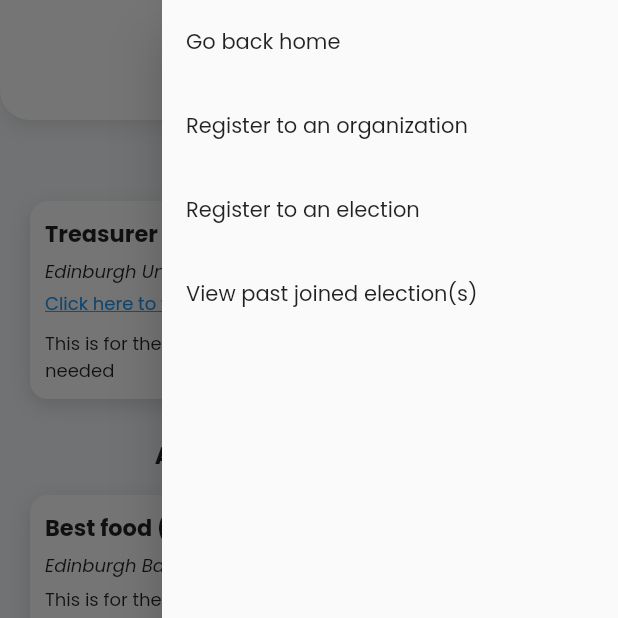
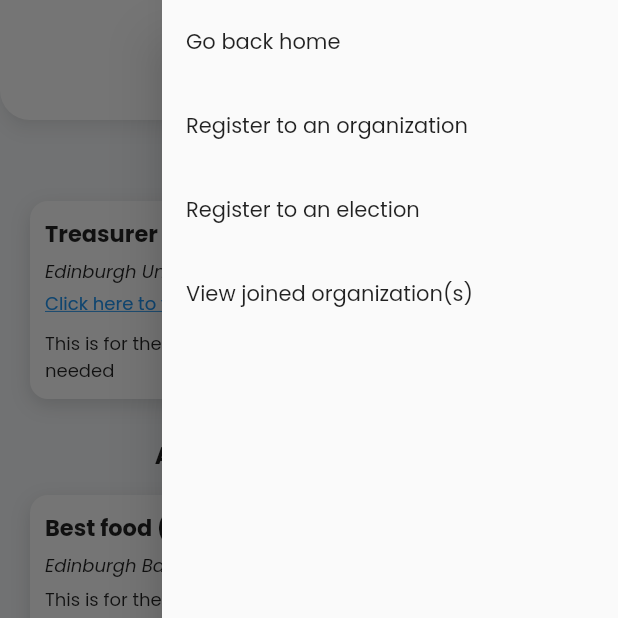
Before and after one commit to HafizuddinSharif/ecclesia_ui, a Flutter app: the screen it shows after launch, with the side drawer open, on a phone screen of 412 x 824 dp, the top half of it. Run offline on Flutter 3.47's test engine with Material 2 defaults, Android fonts, the phone set to English and light mode, and no system bars; our stand-ins replace bloc, equatable, fl_chart, flutter_bloc, go_router, image_picker.

Commit message:
Add joined organization list page

```diff
--- a/lib/client/config/app_router.dart
+++ b/lib/client/config/app_router.dart
@@ -1,6 +1,7 @@
 import 'package:ecclesia_ui/client/screens/choice_info.dart';
 import 'package:ecclesia_ui/client/screens/home.dart';
 import 'package:ecclesia_ui/client/screens/election_dashboard.dart';
+import 'package:ecclesia_ui/client/screens/joined_organization_list.dart';
 import 'package:ecclesia_ui/client/screens/past_elections.dart';
 import 'package:ecclesia_ui/client/screens/register_camera.dart';
 import 'package:ecclesia_ui/client/screens/register_confirmation.dart';
@@ -17,6 +18,7 @@ import 'package:go_router/go_router.dart';
 
 GoRouter appRouter = GoRouter(
   routes: <GoRoute>[
+    // Home
     GoRoute(
       path: '/',
       builder: (context, state) => BlocProvider.value(
@@ -71,6 +73,7 @@ GoRouter appRouter = GoRouter(
                 return Result(id: state.params['electionId']!, userId: state.params['userId']!);
               },
             ),
+            // Choice info
             GoRoute(
                 path: 'info/:choiceId',
                 builder: (BuildContext context, GoRouterState state) {
@@ -138,6 +141,21 @@ GoRouter appRouter = GoRouter(
             ),
           ],
         ),
+        // View joined organizations
+        GoRoute(
+          path: 'joined-organization',
+          builder: (BuildContext context, GoRouterState state) {
+            return const JoinedOrganizationList();
+          },
+          routes: [
+            GoRoute(
+              path: 'view/:organizationId',
+              builder: (BuildContext context, GoRouterState state) {
+                return const JoinedOrganizationList();
+              },
+            ),
+          ],
+        ),
       ],
     ),
   ],
--- a/lib/client/widgets/custom_drawer.dart
+++ b/lib/client/widgets/custom_drawer.dart
@@ -31,12 +31,19 @@ class CustomDrawer extends StatelessWidget {
             },
           ),
           ListTile(
-            title: const Text('View past joined election(s)'),
+            title: const Text('View joined organization(s)'),
             onTap: () {
-              context.go('/past-elections');
+              context.go('/joined-organization');
               Scaffold.of(context).closeEndDrawer();
             },
           ),
+          // ListTile(
+          //   title: const Text('View past joined election(s)'),
+          //   onTap: () {
+          //     context.go('/past-elections');
+          //     Scaffold.of(context).closeEndDrawer();
+          //   },
+          // ),
         ],
       ),
     );
```
Also changed, not shown: lib/client/screens/joined_organization_list.dart (added, +73 -0 lines).
